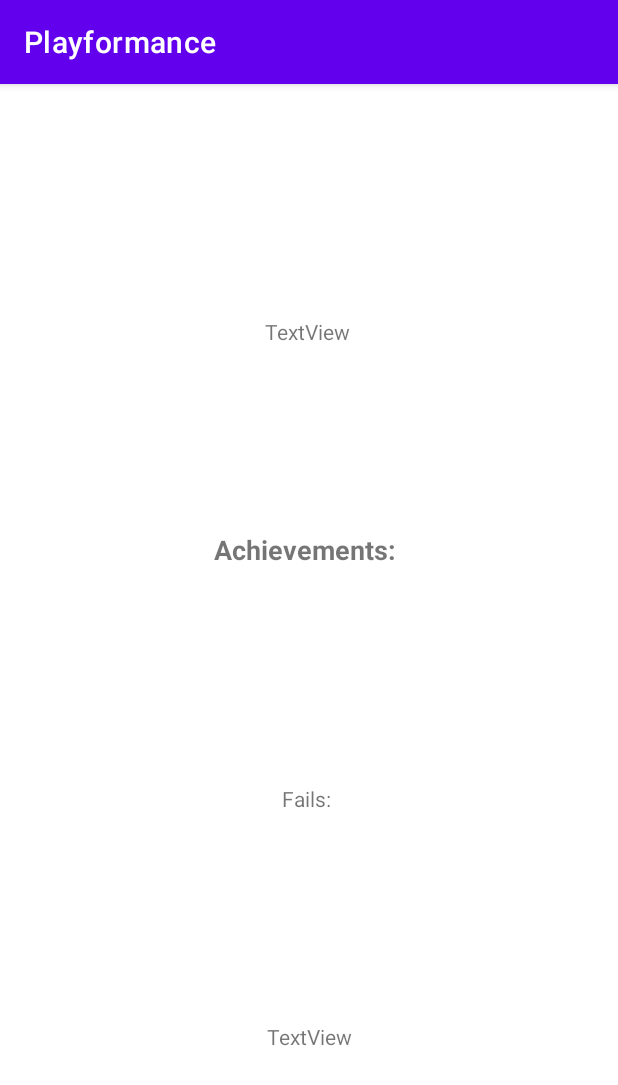
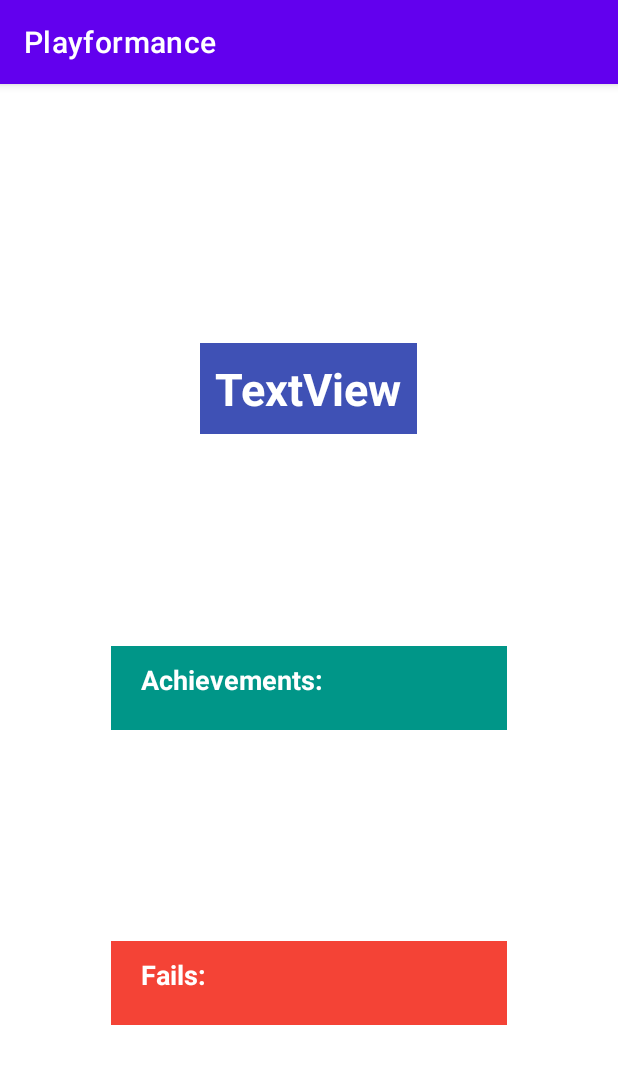
Before and after one commit to evgmesh/playformance-android-app, an Android app: the PlayerResult screen opened directly, with no data from a screen before it, on a phone screen of 412 x 824 dp. Shown: the top 1085 px of the screen. Run offline under Robolectric (Android 15) with nearby library versions, the phone set to English and light mode, and no system bars; our stand-ins replace Room's generated code; 10 statements that could not run were skipped.

Commit message:
Improvements. Last version 6.12.

```diff
--- a/app/src/main/res/layout/activity_main.xml
+++ b/app/src/main/res/layout/activity_main.xml
@@ -27,6 +27,7 @@
         android:layout_marginTop="36dp"
         android:text="@string/welcomeText"
         android:textColor="@color/purple_700"
+        android:textSize="24sp"
         app:layout_constraintEnd_toEndOf="parent"
         app:layout_constraintHorizontal_bias="0.518"
         app:layout_constraintStart_toStartOf="parent"
--- a/app/src/main/res/layout/activity_performance.xml
+++ b/app/src/main/res/layout/activity_performance.xml
@@ -12,6 +12,8 @@
         android:layout_height="wrap_content"
         android:layout_marginTop="68dp"
         android:text="Choose a Team"
+        android:textSize="18sp"
+        android:textStyle="bold"
         app:layout_constraintEnd_toEndOf="parent"
         app:layout_constraintHorizontal_bias="0.498"
         app:layout_constraintStart_toStartOf="parent"
@@ -21,6 +23,7 @@
         android:id="@+id/listWithTeams"
         android:layout_width="wrap_content"
         android:layout_height="wrap_content"
+        android:background="#F8C77E"
         app:layout_constraintBottom_toBottomOf="parent"
         app:layout_constraintEnd_toEndOf="parent"
         app:layout_constraintHorizontal_bias="0.0"
--- a/app/src/main/res/layout/activity_performance_players.xml
+++ b/app/src/main/res/layout/activity_performance_players.xml
@@ -11,7 +11,10 @@
         android:layout_width="wrap_content"
         android:layout_height="wrap_content"
         android:layout_marginTop="84dp"
+        android:background="@color/teamName"
         android:text="TextView"
+        android:textColor="@color/white"
+        android:textSize="36sp"
         app:layout_constraintEnd_toEndOf="parent"
         app:layout_constraintHorizontal_bias="0.498"
         app:layout_constraintStart_toStartOf="parent"
@@ -21,6 +24,7 @@
         android:id="@+id/listWithPlayers"
         android:layout_width="wrap_content"
         android:layout_height="wrap_content"
+        android:background="#47DAEC"
         app:layout_constraintBottom_toBottomOf="parent"
         app:layout_constraintEnd_toEndOf="parent"
         app:layout_constraintStart_toStartOf="parent"
--- a/app/src/main/res/layout/activity_player_result.xml
+++ b/app/src/main/res/layout/activity_player_result.xml
@@ -11,7 +11,17 @@
         android:layout_width="wrap_content"
         android:layout_height="wrap_content"
         android:layout_marginTop="32dp"
+        android:background="#3F51B5"
+        android:paddingHorizontal="10sp"
+        android:paddingStart="10sp"
+        android:paddingLeft="20sp"
+        android:paddingTop="10sp"
+        android:paddingRight="10sp"
+        android:paddingBottom="10sp"
         android:text="TextView"
+        android:textColor="@color/white"
+        android:textSize="30sp"
+        android:textStyle="bold"
         app:layout_constraintBottom_toTopOf="@+id/txtAchie"
         app:layout_constraintEnd_toEndOf="parent"
         app:layout_constraintHorizontal_bias="0.498"
@@ -22,9 +32,14 @@
         android:id="@+id/txtAchie"
         android:layout_width="wrap_content"
         android:layout_height="wrap_content"
+        android:width="264sp"
+        android:background="#009688"
         android:gravity="center"
+        android:paddingLeft="20sp"
+        android:paddingTop="10sp"
         android:text="TextView"
         android:textAlignment="viewStart"
+        android:textColor="@color/white"
         android:textSize="18sp"
         android:textStyle="bold"
         app:layout_constraintBottom_toTopOf="@+id/txtFail"
@@ -37,20 +52,19 @@
         android:id="@+id/txtFail"
         android:layout_width="wrap_content"
         android:layout_height="wrap_content"
+        android:width="264sp"
+        android:background="#F44336"
+        android:gravity="center"
+        android:paddingLeft="20sp"
+        android:paddingTop="10sp"
         android:text="TextView"
-        app:layout_constraintBottom_toTopOf="@+id/textView4"
+        android:textAlignment="viewStart"
+        android:textColor="@color/white"
+        android:textSize="18sp"
+        android:textStyle="bold"
+        app:layout_constraintBottom_toBottomOf="parent"
         app:layout_constraintEnd_toEndOf="parent"
         app:layout_constraintStart_toStartOf="parent"
         app:layout_constraintTop_toBottomOf="@+id/txtAchie" />
 
-    <TextView
-        android:id="@+id/textView4"
-        android:layout_width="wrap_content"
-        android:layout_height="wrap_content"
-        android:text="TextView"
-        app:layout_constraintBottom_toBottomOf="parent"
-        app:layout_constraintEnd_toEndOf="parent"
-        app:layout_constraintStart_toStartOf="parent"
-        app:layout_constraintTop_toBottomOf="@+id/txtFail" />
-
 </androidx.constraintlayout.widget.ConstraintLayout>
--- a/app/src/main/res/layout/activity_select_team.xml
+++ b/app/src/main/res/layout/activity_select_team.xml
@@ -15,7 +15,7 @@
         android:layout_gravity="center"
         android:layout_marginTop="32dp"
         android:text="@string/TeamSelection"
-        android:textColor="#DA8B16"
+        android:textColor="#FFFFFF"
         android:textSize="40sp"
         app:layout_constraintEnd_toEndOf="parent"
         app:layout_constraintStart_toStartOf="parent"
--- a/app/src/main/res/values/colors.xml
+++ b/app/src/main/res/values/colors.xml
@@ -7,4 +7,8 @@
     <color name="teal_700">#FF018786</color>
     <color name="black">#FF000000</color>
     <color name="white">#FFFFFFFF</color>
+    <color name="teamList">?android:attr/colorFocusedHighlight</color>
+    <color name="teamName">#3F51B5</color>
+    <color name="playerName">#3F51B5</color>
+
 </resources>
```
Also changed, not shown: app/src/main/java/fi/team7/playformance/PlayerResult.java (+4 -3 lines).
